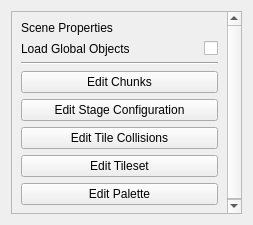
RSDKModding/RetroED, file RetroEDv2/tools/sceneproperties/scenepropertiesv5.ui: the form before one commit.
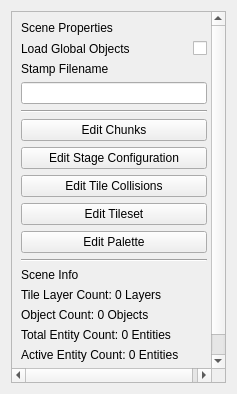
The form after the commit.

```diff
--- a/RetroEDv2/tools/sceneproperties/scenepropertiesv5.ui
+++ b/RetroEDv2/tools/sceneproperties/scenepropertiesv5.ui
@@ -6,8 +6,8 @@
    <rect>
     <x>0</x>
     <y>0</y>
-    <width>253</width>
-    <height>225</height>
+    <width>237</width>
+    <height>394</height>
    </rect>
   </property>
   <property name="maximumSize">
@@ -30,15 +30,57 @@
        <rect>
         <x>0</x>
         <y>0</y>
-        <width>233</width>
-        <height>205</height>
+        <width>217</width>
+        <height>374</height>
        </rect>
       </property>
       <layout class="QGridLayout" name="gridLayout_3">
-       <item row="4" column="0" colspan="2">
-        <widget class="Line" name="line_4">
-         <property name="orientation">
-          <enum>Qt::Horizontal</enum>
+       <item row="12" column="0">
+        <widget class="QLabel" name="label">
+         <property name="text">
+          <string>Scene Info</string>
+         </property>
+        </widget>
+       </item>
+       <item row="17" column="0">
+        <widget class="QLabel" name="entCntInac">
+         <property name="text">
+          <string>Inactive Entity Count: 0 Entities</string>
+         </property>
+        </widget>
+       </item>
+       <item row="16" column="0">
+        <widget class="QLabel" name="entCntAct">
+         <property name="text">
+          <string>Active Entity Count: 0 Entities</string>
+         </property>
+        </widget>
+       </item>
+       <item row="15" column="0">
+        <widget class="QLabel" name="entCntTot">
+         <property name="text">
+          <string>Total Entity Count: 0 Entities</string>
+         </property>
+        </widget>
+       </item>
+       <item row="10" column="0" colspan="2">
+        <widget class="QPushButton" name="editPalette">
+         <property name="text">
+          <string>Edit Palette</string>
+         </property>
+        </widget>
+       </item>
+       <item row="14" column="0">
+        <widget class="QLabel" name="objCnt">
+         <property name="text">
+          <string>Object Count: 0 Objects</string>
+         </property>
+        </widget>
+       </item>
+       <item row="9" column="0" colspan="2">
+        <widget class="QPushButton" name="editTSet">
+         <property name="text">
+          <string>Edit Tileset</string>
          </property>
         </widget>
        </item>
@@ -52,21 +94,35 @@
          </property>
         </widget>
        </item>
-       <item row="7" column="0" colspan="2">
+       <item row="0" column="0" colspan="2">
+        <widget class="QLabel" name="label_14">
+         <property name="text">
+          <string>Scene Properties</string>
+         </property>
+        </widget>
+       </item>
+       <item row="5" column="0" colspan="2">
+        <widget class="Line" name="line_4">
+         <property name="orientation">
+          <enum>Qt::Horizontal</enum>
+         </property>
+        </widget>
+       </item>
+       <item row="8" column="0" colspan="2">
         <widget class="QPushButton" name="editCollision">
          <property name="text">
           <string>Edit Tile Collisions</string>
          </property>
         </widget>
        </item>
-       <item row="5" column="0" colspan="2">
-        <widget class="QPushButton" name="editChunks">
+       <item row="13" column="0">
+        <widget class="QLabel" name="layerCnt">
          <property name="text">
-          <string>Edit Chunks</string>
+          <string>Tile Layer Count: 0 Layers</string>
          </property>
         </widget>
        </item>
-       <item row="6" column="0" colspan="2">
+       <item row="7" column="0" colspan="2">
         <widget class="QPushButton" name="editStageconfig">
          <property name="text">
           <string>Edit Stage Configuration</string>
@@ -80,7 +136,21 @@
          </property>
         </widget>
        </item>
-       <item row="10" column="0">
+       <item row="11" column="0" colspan="2">
+        <widget class="Line" name="line">
+         <property name="orientation">
+          <enum>Qt::Horizontal</enum>
+         </property>
+        </widget>
+       </item>
+       <item row="6" column="0" colspan="2">
+        <widget class="QPushButton" name="editChunks">
+         <property name="text">
+          <string>Edit Chunks</string>
+         </property>
+        </widget>
+       </item>
+       <item row="18" column="0">
         <spacer name="verticalSpacer">
          <property name="orientation">
           <enum>Qt::Vertical</enum>
@@ -93,26 +163,15 @@
          </property>
         </spacer>
        </item>
-       <item row="0" column="0" colspan="2">
-        <widget class="QLabel" name="label_14">
+       <item row="3" column="0">
+        <widget class="QLabel" name="label_2">
          <property name="text">
-          <string>Scene Properties</string>
+          <string>Stamp Filename</string>
          </property>
         </widget>
        </item>
-       <item row="9" column="0" colspan="2">
-        <widget class="QPushButton" name="editPalette">
-         <property name="text">
-          <string>Edit Palette</string>
-         </property>
-        </widget>
-       </item>
-       <item row="8" column="0" colspan="2">
-        <widget class="QPushButton" name="editTSet">
-         <property name="text">
-          <string>Edit Tileset</string>
-         </property>
-        </widget>
+       <item row="4" column="0" colspan="2">
+        <widget class="QLineEdit" name="stampName"/>
        </item>
       </layout>
      </widget>
```
